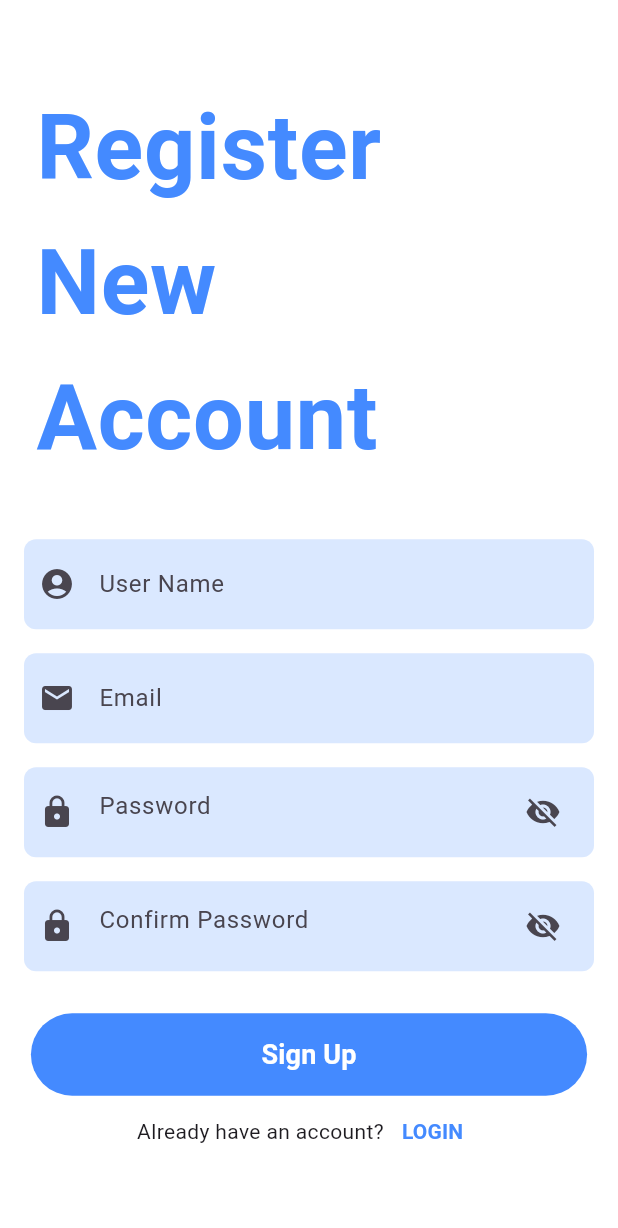
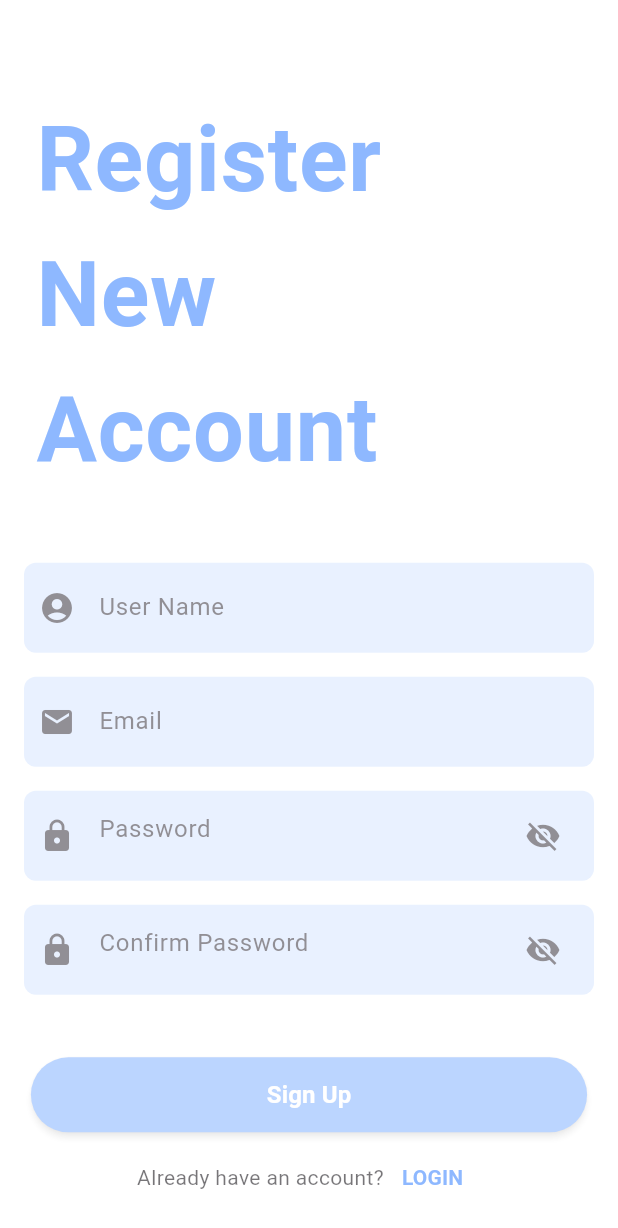
Before and after one commit to AryanBhimani/Nexus-App, a Flutter app: the AuthScreen screen opened directly, after a tap on "Sign Up", on a phone screen of 412 x 824 dp. Shown: the top 1228 px of the screen. Run offline on Flutter 3.47's test engine with Material 3 defaults, Android fonts, the phone set to English and light mode, and no system bars; our stand-ins replace cloud_firestore, firebase_auth, firebase_core, shared_preferences; accounts and stored records are empty.

Commit message:
first commit

```diff
--- a/lib/Components/Button.dart
+++ b/lib/Components/Button.dart
@@ -1,33 +1,45 @@
 import 'package:flutter/material.dart';
-import 'package:nexusapp/Components/Colors.dart';
 
 class Button extends StatelessWidget {
   final String label;
   final VoidCallback press;
-  const Button({super.key, required this.label, required this.press});
+  final Color color;
+  final double width;
+  final double height;
+
+  const Button({
+    super.key,
+    required this.label,
+    required this.press,
+    this.color = Colors.blueAccent,
+    this.width = double.infinity,
+    this.height = 50.0,
+  });
 
   @override
   Widget build(BuildContext context) {
-    //Query width and height of device for being fit or responsive
-    Size size = MediaQuery.of(context).size;
-    return Container(
-      margin: const EdgeInsets.symmetric(vertical: 8 ),
-      width: size.width *.9,
-      height: 55,
-      decoration: BoxDecoration(
-        color: primaryColor,
-        borderRadius: BorderRadius.circular(100)
-      ),
-
-      child: TextButton(
-        onPressed: press,
-        child: Text(
+    return Padding(
+      padding: const EdgeInsets.symmetric(vertical: 10.0),
+      child: SizedBox(
+        width: width,
+        height: height,
+        child: ElevatedButton(
+          onPressed: press,
+          style: ElevatedButton.styleFrom(
+            backgroundColor: color,
+            shape: RoundedRectangleBorder(
+              borderRadius: BorderRadius.circular(30),
+            ),
+            elevation: 2,
+          ),
+          child: Text(
             label,
             style: const TextStyle(
-                color: Colors.white,
-                fontWeight: FontWeight.bold,
-                fontSize: 18.0,
-            )
+              fontSize: 16,
+              fontWeight: FontWeight.bold,
+              color: Colors.white,
+            ),
+          ),
         ),
       ),
     );
--- a/lib/Screens/Login and Sign in/Auth.dart
+++ b/lib/Screens/Login and Sign in/Auth.dart
@@ -14,55 +14,147 @@ class MainPage extends StatelessWidget {
     return Scaffold(
       body: StreamBuilder<User?>(
         stream: FirebaseAuth.instance.authStateChanges(),
-        builder: (context, snapshot){
-          if (snapshot.hasData){
+        builder: (context, snapshot) {
+          if (snapshot.connectionState == ConnectionState.waiting) {
+            return const Center(child: CircularProgressIndicator());
+          }
+          if (snapshot.hasData) {
             return const HomePage();
           } else {
             return const AuthScreen();
           }
-        }
+        },
       ),
     );
   }
 }
 
-class AuthScreen extends StatelessWidget {
+class AuthScreen extends StatefulWidget {
   const AuthScreen({super.key});
+
+  @override
+  _AuthScreenState createState() => _AuthScreenState();
+}
+
+class _AuthScreenState extends State<AuthScreen> with SingleTickerProviderStateMixin {
+  late AnimationController _controller;
+  late Animation<double> _fadeAnimation;
+  late Animation<Offset> _slideAnimation;
+
+  @override
+  void initState() {
+    super.initState();
+    _controller = AnimationController(
+      vsync: this,
+      duration: const Duration(milliseconds: 1500),
+    );
+
+    _fadeAnimation = CurvedAnimation(
+      parent: _controller,
+      curve: Curves.easeIn,
+    );
+
+    _slideAnimation = Tween<Offset>(
+      begin: const Offset(0, 0.3),
+      end: Offset.zero,
+    ).animate(
+      CurvedAnimation(
+        parent: _controller,
+        curve: Curves.easeInOut,
+      ),
+    );
+
+    _controller.forward();
+  }
+
+  @override
+  void dispose() {
+    _controller.dispose();
+    super.dispose();
+  }
 
   @override
   Widget build(BuildContext context) {
     return Scaffold(
       backgroundColor: Colors.white,
       body: SafeArea(
+        child: FadeTransition(
+          opacity: _fadeAnimation,
           child: Center(
             child: Padding(
-              padding: const EdgeInsets.symmetric(vertical: 20),
+              padding: const EdgeInsets.symmetric(horizontal: 20),
               child: Column(
                 mainAxisAlignment: MainAxisAlignment.center,
                 children: [
-                  const Text(
-                    "Jarvis AI App",
-                    style: TextStyle(
-                        fontSize: 35,
+                  SlideTransition(
+                    position: _slideAnimation,
+                    child: const Text(
+                      "Nexus App",
+                      style: TextStyle(
+                        fontSize: 40,
                         fontWeight: FontWeight.bold,
-                        color: primaryColor),
+                        color: primaryColor,
+                      ),
+                    ),
                   ),
-                  const Text(
-                    "Authenticate to access your vital information",
-                    style: TextStyle(color: Colors.grey),
+                  const SizedBox(height: 10),
+                  SlideTransition(
+                    position: _slideAnimation,
+                    child: const Text(
+                      "Authenticate to access your vital information",
+                      textAlign: TextAlign.center,
+                      style: TextStyle(
+                        color: Colors.black,
+                        fontSize: 15,
+                      ),
+                    ),
                   ),
-                  Expanded(child: Image.asset("assets/Data extraction-rafiki.png")),
-                  Button(label: "Login", press: () {
-                    Navigator.push(context, MaterialPageRoute(builder: (context) => const LoginScreen()));
-                  }),
-                  Button(label: "Sign Up", press: () {
-                    Navigator.push(context, MaterialPageRoute(builder: (context) => const SignupScreen()));
-                  }
-                ),
-              ],
+                  const SizedBox(height: 40),
+                  Expanded(
+                    child: SlideTransition(
+                      position: _slideAnimation,
+                      child: Image.asset(
+                        "assets/Weather.png",
+                        fit: BoxFit.contain,
+                      ),
+                    ),
+                  ),
+                  const SizedBox(height: 30),
+                  SlideTransition(
+                    position: _slideAnimation,
+                    child: Button(
+                      label: "Login",
+                      press: () {
+                        Navigator.push(
+                          context,
+                          MaterialPageRoute(
+                            builder: (context) => const LoginScreen(),
+                          ),
+                        );
+                      },
+                    ),
+                  ),
+                  const SizedBox(height: 15),
+                  SlideTransition(
+                    position: _slideAnimation,
+                    child: Button(
+                      label: "Sign Up",
+                      press: () {
+                        Navigator.push(
+                          context,
+                          MaterialPageRoute(
+                            builder: (context) => const SignupScreen(),
+                          ),
+                        );
+                      },
+                    ),
+                  ),
+                  const SizedBox(height: 20),
+                ],
+              ),
             ),
           ),
-        )
+        ),
       ),
     );
   }
--- a/lib/Screens/Login and Sign in/SignUp_screen.dart
+++ b/lib/Screens/Login and Sign in/SignUp_screen.dart
@@ -1,13 +1,15 @@
 import 'package:cloud_firestore/cloud_firestore.dart';
 import 'package:firebase_auth/firebase_auth.dart';
 import 'package:flutter/material.dart';
+import 'package:nexusapp/Components/Button.dart';
 import 'package:nexusapp/Screens/Login%20and%20Sign%20in/Login_screen.dart';
 
 class SignupScreen extends StatefulWidget {
   const SignupScreen({super.key});
 
   @override
-  State<SignupScreen> createState() => _SignupScreenState();
+  // ignore: library_private_types_in_public_api
+  _SignupScreenState createState() => _SignupScreenState();
 }
 
 class _SignupScreenState extends State<SignupScreen> with SingleTickerProviderStateMixin {
@@ -33,7 +35,7 @@ class _SignupScreenState extends State<SignupScreen> with SingleTickerProviderSt
     // Initialize the animation controller
     _controller = AnimationController(
       vsync: this,
-      duration: const Duration(milliseconds: 800),
+      duration: const Duration(milliseconds: 1500),
     );
 
     // Define the slide and opacity animations
@@ -52,7 +54,7 @@ class _SignupScreenState extends State<SignupScreen> with SingleTickerProviderSt
     _controller.forward();
   }
 
-  Future addUserDetails(String emailname, String password) async {
+  Future<void> addUserDetails(String emailname, String password) async {
     await FirebaseFirestore.instance.collection('users').add({
       'email': emailname,
       'password': password,
@@ -108,13 +110,11 @@ class _SignupScreenState extends State<SignupScreen> with SingleTickerProviderSt
                           position: _slideAnimation,
                           child: Column(
                             children: [
-                              // Username Field
                               _buildInputField(
                                 controller: usernameController,
                                 hintText: "User Name",
                                 icon: Icons.account_circle,
                               ),
-                              // Email Field
                               _buildInputField(
                                 controller: emailname,
                                 hintText: "Email",
@@ -122,7 +122,6 @@ class _SignupScreenState extends State<SignupScreen> with SingleTickerProviderSt
                                 validator: (value) =>
                                     value!.isEmpty ? "Email is required" : null,
                               ),
-                              // Password Field
                               _buildInputField(
                                 controller: password,
                                 hintText: "Password",
@@ -136,7 +135,6 @@ class _SignupScreenState extends State<SignupScreen> with SingleTickerProviderSt
                                 validator: (value) =>
                                     value!.isEmpty ? "Password is required" : null,
                               ),
-                              // Confirm Password Field
                               _buildInputField(
                                 controller: confirmPassword,
                                 hintText: "Confirm Password",
@@ -157,54 +155,45 @@ class _SignupScreenState extends State<SignupScreen> with SingleTickerProviderSt
                                 },
                               ),
                               const SizedBox(height: 20),
-                              // SignUp Button
-                              Container(
-                                height: 55,
-                                width: MediaQuery.of(context).size.width * .9,
-                                decoration: BoxDecoration(
-                                  borderRadius: BorderRadius.circular(100),
-                                  color: Colors.blueAccent,
-                                ),
-                                child: TextButton(
-                                  onPressed: () async {
+                              SlideTransition(
+                                position: _slideAnimation,
+                                child: FadeTransition(
+                                  opacity: _opacityAnimation,
+                                  child: Button(
+                                    label: "Sign Up",
+                                    press: () async {
                                       if (formKey.currentState!.validate()) {
                                         try {
                                           // ignore: unused_local_variable
                                           final credential = await _auth.createUserWithEmailAndPassword(
-                                          email: emailname.text,
-                                          password: password.text,
+                                            email: emailname.text.trim(),
+                                            password: password.text.trim(),
                                           );
                                           addUserDetails(
                                             emailname.text.trim(),
                                             password.text.trim(),
                                           );
+                                          // ignore: use_build_context_synchronously
                                           ScaffoldMessenger.of(context).showSnackBar(
                                             const SnackBar(content: Text('Signup successful')),
                                           );
                                           Navigator.pushReplacement(
+                                            // ignore: use_build_context_synchronously
                                             context,
                                             MaterialPageRoute(builder: (context) => const LoginScreen()),
                                           );
                                         } on FirebaseAuthException catch (e) {
+                                          // ignore: use_build_context_synchronously
                                           ScaffoldMessenger.of(context).showSnackBar(
-                                          SnackBar(
-                                            content: Text('Signup failed: ${e.message}'),
-                                          ),
+                                            SnackBar(content: Text('Signup failed: ${e.message}')),
                                           );
                                         }
                                       }
                                     },
-                                  child: const Text(
-                                    "Sign Up",
-                                    style: TextStyle(
-                                      color: Colors.white,
-                                      fontSize: 18.0,
-                                      fontWeight: FontWeight.bold,
+                                    width: MediaQuery.of(context).size.width * 0.9,
                                   ),
                                 ),
                               ),
-                              ),
-                              // Login Redirect
                               Row(
                                 mainAxisAlignment: MainAxisAlignment.center,
                                 children: [
```
Also changed, not shown: lib/Screens/Forget password/Forget password.dart (added, +172 -0 lines), lib/Screens/Login and Sign in/Login_screen.dart (+12 -40 lines). Lines whose indentation alone changed are shown as unchanged.
